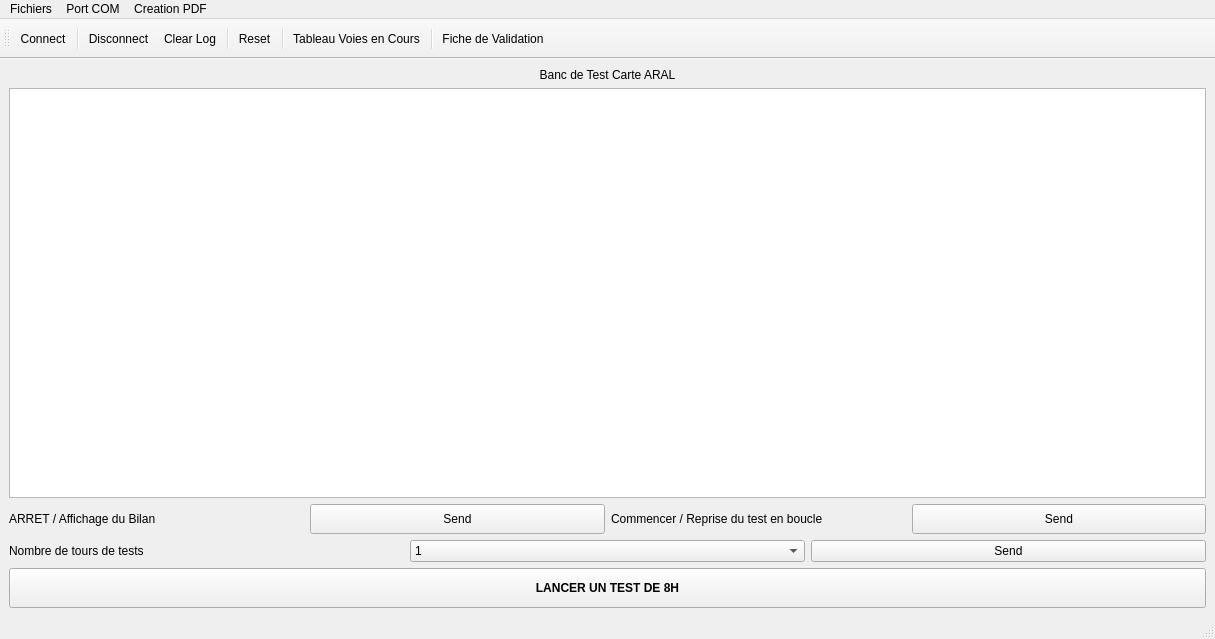
Before: the Qt Designer form Logiciel Qt/Banc_de_test_ARAL/mainwindow.ui in anasdtp/Aral, drawn with Qt 5.
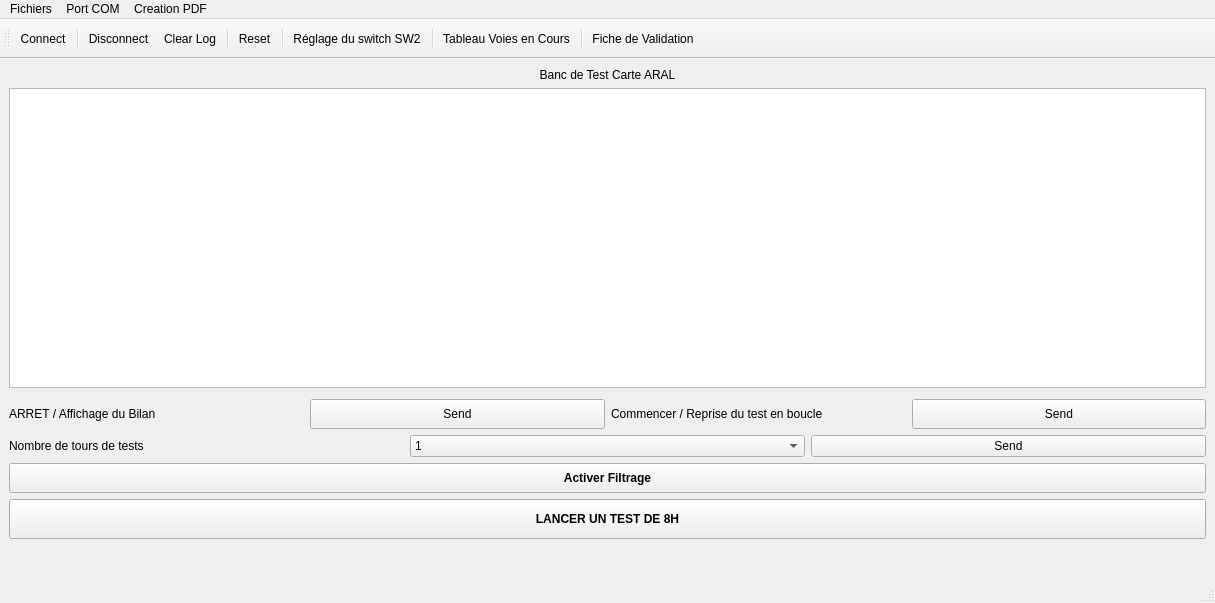
After: the same form once the commit is applied. Icons and pictures are not drawn.

Diff of the .ui file:
```diff
--- a/Logiciel Qt/Banc_de_test_ARAL/mainwindow.ui
+++ b/Logiciel Qt/Banc_de_test_ARAL/mainwindow.ui
@@ -7,7 +7,7 @@
     <x>0</x>
     <y>0</y>
     <width>1215</width>
-    <height>639</height>
+    <height>603</height>
    </rect>
   </property>
   <property name="windowTitle">
@@ -26,7 +26,36 @@
      </widget>
     </item>
     <item>
-     <widget class="QTextEdit" name="textEdit_panel"/>
+     <widget class="QTextEdit" name="textEdit_panel">
+      <property name="minimumSize">
+       <size>
+        <width>0</width>
+        <height>300</height>
+       </size>
+      </property>
+      <property name="maximumSize">
+       <size>
+        <width>16777215</width>
+        <height>400</height>
+       </size>
+      </property>
+     </widget>
+    </item>
+    <item>
+     <spacer name="verticalSpacer_2">
+      <property name="orientation">
+       <enum>Qt::Vertical</enum>
+      </property>
+      <property name="sizeType">
+       <enum>QSizePolicy::Minimum</enum>
+      </property>
+      <property name="sizeHint" stdset="0">
+       <size>
+        <width>20</width>
+        <height>5</height>
+       </size>
+      </property>
+     </spacer>
     </item>
     <item>
      <layout class="QHBoxLayout" name="horizontalLayout_4">
@@ -172,6 +201,33 @@
       </item>
      </layout>
     </item>
+    <item>
+     <widget class="QPushButton" name="sendButton_activer_filtrage">
+      <property name="minimumSize">
+       <size>
+        <width>0</width>
+        <height>30</height>
+       </size>
+      </property>
+      <property name="font">
+       <font>
+        <bold>true</bold>
+        <underline>false</underline>
+        <strikeout>false</strikeout>
+        <kerning>true</kerning>
+       </font>
+      </property>
+      <property name="cursor">
+       <cursorShape>CrossCursor</cursorShape>
+      </property>
+      <property name="mouseTracking">
+       <bool>false</bool>
+      </property>
+      <property name="text">
+       <string>Activer Filtrage</string>
+      </property>
+     </widget>
+    </item>
     <item>
      <widget class="QPushButton" name="sendButton_lancementTestNuit">
       <property name="minimumSize">
@@ -201,6 +257,22 @@
       </property>
      </widget>
     </item>
+    <item>
+     <spacer name="verticalSpacer">
+      <property name="orientation">
+       <enum>Qt::Vertical</enum>
+      </property>
+      <property name="sizeType">
+       <enum>QSizePolicy::Expanding</enum>
+      </property>
+      <property name="sizeHint" stdset="0">
+       <size>
+        <width>10</width>
+        <height>5</height>
+       </size>
+      </property>
+     </spacer>
+    </item>
    </layout>
   </widget>
   <widget class="QMenuBar" name="menubar">
@@ -261,6 +333,8 @@
    <addaction name="separator"/>
    <addaction name="actionReset"/>
    <addaction name="separator"/>
+   <addaction name="action_reglage_du_switch_SW2"/>
+   <addaction name="separator"/>
    <addaction name="actionTableau_Voies_en_Cours"/>
    <addaction name="separator"/>
    <addaction name="actionFicheValidation"/>
@@ -325,6 +399,27 @@
     <string>Reset</string>
    </property>
   </action>
+  <action name="actionactionSetMainWindowIcon">
+   <property name="icon">
+    <iconset resource="Ressources.qrc">
+     <normaloff>:/images/logo.ico</normaloff>:/images/logo.ico</iconset>
+   </property>
+   <property name="text">
+    <string>actionSetMainWindowIcon</string>
+   </property>
+  </action>
+  <action name="action_reglage_du_switch_SW2">
+   <property name="icon">
+    <iconset resource="Ressources.qrc">
+     <normaloff>:/images/switch.png</normaloff>:/images/switch.png</iconset>
+   </property>
+   <property name="text">
+    <string>Réglage du switch SW2</string>
+   </property>
+   <property name="toolTip">
+    <string>switch_SW2</string>
+   </property>
+  </action>
  </widget>
  <resources>
   <include location="Ressources.qrc"/>
```
Left out of the diff: 11 changed lines with no effect on the pictures.
